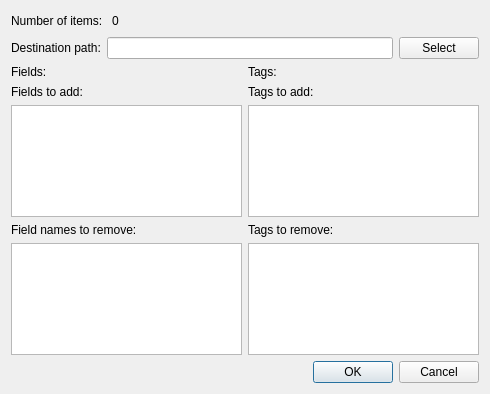
This is ui/itemsdialog.ui in vlkv/reggata as Qt 5 draws it before an edit. The edited form follows.
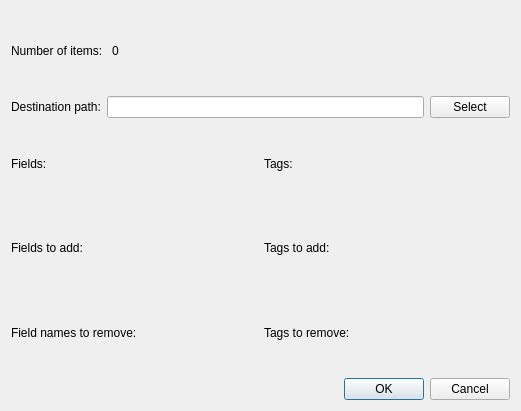
This is the edited form.

Commit message: Added Completer class into ItemsDialog

Diff of the .ui file:
```diff
--- a/ui/itemsdialog.ui
+++ b/ui/itemsdialog.ui
@@ -5,8 +5,8 @@
    <rect>
     <x>0</x>
     <y>0</y>
-    <width>490</width>
-    <height>394</height>
+    <width>521</width>
+    <height>411</height>
    </rect>
   </property>
   <property name="windowTitle" >
@@ -106,9 +106,6 @@
          </property>
         </widget>
        </item>
-       <item>
-        <widget class="QPlainTextEdit" name="plainTextEdit_fields_add" />
-       </item>
       </layout>
      </item>
      <item>
@@ -120,9 +117,6 @@
          </property>
         </widget>
        </item>
-       <item>
-        <widget class="QPlainTextEdit" name="plainTextEdit_tags_add" />
-       </item>
       </layout>
      </item>
     </layout>
@@ -138,9 +132,6 @@
          </property>
         </widget>
        </item>
-       <item>
-        <widget class="QPlainTextEdit" name="plainTextEdit_fields_rm" />
-       </item>
       </layout>
      </item>
      <item>
@@ -152,9 +143,6 @@
          </property>
         </widget>
        </item>
-       <item>
-        <widget class="QPlainTextEdit" name="plainTextEdit_tags_rm" />
-       </item>
       </layout>
      </item>
     </layout>
```
Left out of the diff: 8 changed lines with no effect on the pictures. The commit also changes 3 other files.
